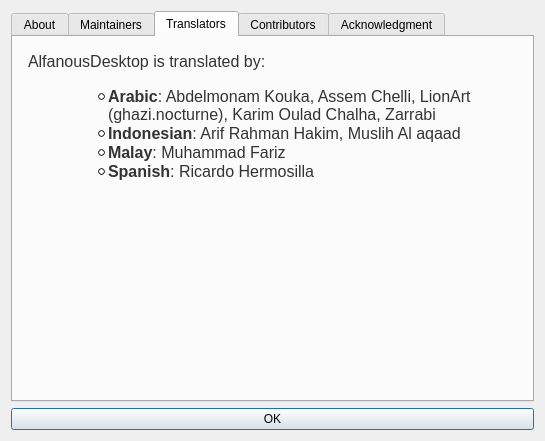
The window that src/alfanous-desktop/UI/aboutDlg.ui (Alfanous-team/alfanous) describes before a commit, drawn with Qt 5.
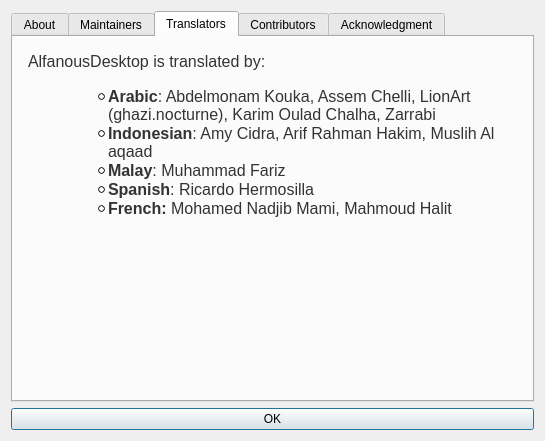
The same window after the commit. The open tabs and pages were chosen to show the change.

Commit message: [GUI] update the french and indonesian translations of alfanousDesktop

What changed in the file:
```diff
--- a/src/alfanous-desktop/UI/aboutDlg.ui
+++ b/src/alfanous-desktop/UI/aboutDlg.ui
@@ -292,9 +292,10 @@
 &lt;/style&gt;&lt;/head&gt;&lt;body style=&quot; font-family:'Arial'; font-size:12pt; font-weight:400; font-style:normal;&quot;&gt;
 &lt;p style=&quot; margin-top:18px; margin-bottom:16px; margin-left:0px; margin-right:0px; -qt-block-indent:0; text-indent:0px;&quot;&gt;&lt;span style=&quot; font-family:'Helvetica Neue,Helvetica,Segoe UI,Arial,freesans,sans-serif'; color:#333333;&quot;&gt;AlfanousDesktop is translated by:&lt;/span&gt;&lt;/p&gt;
 &lt;ul type=&quot;circle&quot; style=&quot;margin-top: 0px; margin-bottom: 0px; margin-left: 0px; margin-right: 0px; -qt-list-indent: 2;&quot;&gt;&lt;li style=&quot; font-family:'Helvetica Neue,Helvetica,Segoe UI,Arial,freesans,sans-serif'; font-size:16px; color:#333333;&quot; style=&quot; margin-top:0px; margin-bottom:0px; margin-left:0px; margin-right:0px; -qt-block-indent:0; text-indent:0px;&quot;&gt;&lt;span style=&quot; font-size:16px; font-weight:600;&quot;&gt;Arabic&lt;/span&gt;&lt;span style=&quot; font-size:16px;&quot;&gt;: Abdelmonam Kouka, Assem Chelli, LionArt (ghazi.nocturne), Karim Oulad Chalha, Zarrabi&lt;/span&gt;&lt;/li&gt;
-&lt;li style=&quot; font-family:'Helvetica Neue,Helvetica,Segoe UI,Arial,freesans,sans-serif'; color:#333333;&quot; style=&quot; margin-top:0px; margin-bottom:0px; margin-left:0px; margin-right:0px; -qt-block-indent:0; text-indent:0px;&quot;&gt;&lt;span style=&quot; font-size:16px; font-weight:600;&quot;&gt;Indonesian&lt;/span&gt;&lt;span style=&quot; font-size:16px;&quot;&gt;: Arif Rahman Hakim, Muslih Al aqaad&lt;/span&gt;&lt;/li&gt;
+&lt;li style=&quot; font-family:'Helvetica Neue,Helvetica,Segoe UI,Arial,freesans,sans-serif'; color:#333333;&quot; style=&quot; margin-top:0px; margin-bottom:0px; margin-left:0px; margin-right:0px; -qt-block-indent:0; text-indent:0px;&quot;&gt;&lt;span style=&quot; font-size:16px; font-weight:600;&quot;&gt;Indonesian&lt;/span&gt;&lt;span style=&quot; font-size:16px;&quot;&gt;: Amy Cidra, Arif Rahman Hakim, Muslih Al aqaad&lt;/span&gt;&lt;/li&gt;
 &lt;li style=&quot; font-family:'Helvetica Neue,Helvetica,Segoe UI,Arial,freesans,sans-serif'; color:#333333;&quot; style=&quot; margin-top:0px; margin-bottom:0px; margin-left:0px; margin-right:0px; -qt-block-indent:0; text-indent:0px;&quot;&gt;&lt;span style=&quot; font-size:16px; font-weight:600;&quot;&gt;Malay&lt;/span&gt;&lt;span style=&quot; font-size:16px;&quot;&gt;: Muhammad Fariz&lt;/span&gt;&lt;/li&gt;
-&lt;li style=&quot; font-family:'Helvetica Neue,Helvetica,Segoe UI,Arial,freesans,sans-serif'; color:#333333;&quot; style=&quot; margin-top:0px; margin-bottom:0px; margin-left:0px; margin-right:0px; -qt-block-indent:0; text-indent:0px;&quot;&gt;&lt;span style=&quot; font-size:16px; font-weight:600;&quot;&gt;Spanish&lt;/span&gt;&lt;span style=&quot; font-size:16px;&quot;&gt;: Ricardo Hermosilla&lt;/span&gt;&lt;/li&gt;&lt;/ul&gt;
+&lt;li style=&quot; font-family:'Helvetica Neue,Helvetica,Segoe UI,Arial,freesans,sans-serif'; color:#333333;&quot; style=&quot; margin-top:0px; margin-bottom:0px; margin-left:0px; margin-right:0px; -qt-block-indent:0; text-indent:0px;&quot;&gt;&lt;span style=&quot; font-size:16px; font-weight:600;&quot;&gt;Spanish&lt;/span&gt;&lt;span style=&quot; font-size:16px;&quot;&gt;: Ricardo Hermosilla&lt;/span&gt;&lt;/li&gt;
+&lt;li style=&quot; font-family:'Helvetica Neue,Helvetica,Segoe UI,Arial,freesans,sans-serif'; font-size:16px; color:#333333;&quot; style=&quot; margin-top:0px; margin-bottom:0px; margin-left:0px; margin-right:0px; -qt-block-indent:0; text-indent:0px;&quot;&gt;&lt;span style=&quot; font-size:16px; font-weight:600;&quot;&gt;French: &lt;/span&gt;&lt;span style=&quot; font-size:16px;&quot;&gt;Mohamed Nadjib Mami, Mahmoud Halit&lt;/span&gt;&lt;/li&gt;&lt;/ul&gt;
 &lt;p style=&quot;-qt-paragraph-type:empty; margin-top:0px; margin-bottom:0px; margin-left:0px; margin-right:0px; -qt-block-indent:0; text-indent:0px;&quot;&gt;&lt;br /&gt;&lt;/p&gt;&lt;/body&gt;&lt;/html&gt;</string>
          </property>
          <property name="overwriteMode">
```
Left out of the diff: 2 changed lines with no effect on the pictures. The commit also changes 5 other files.
